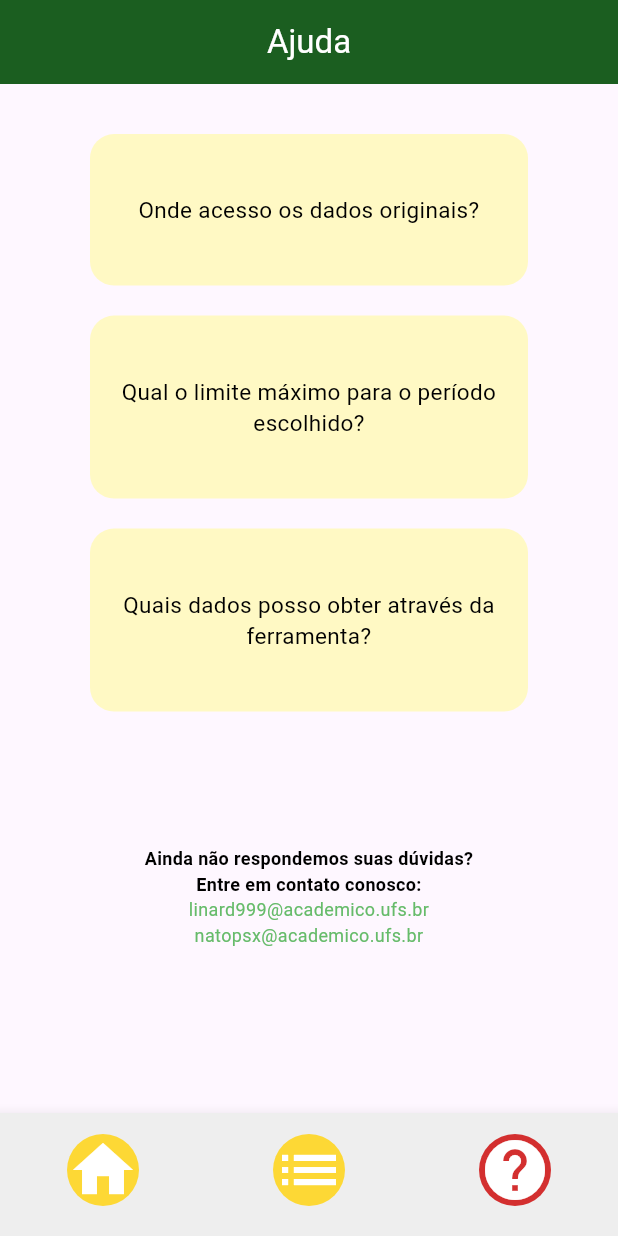
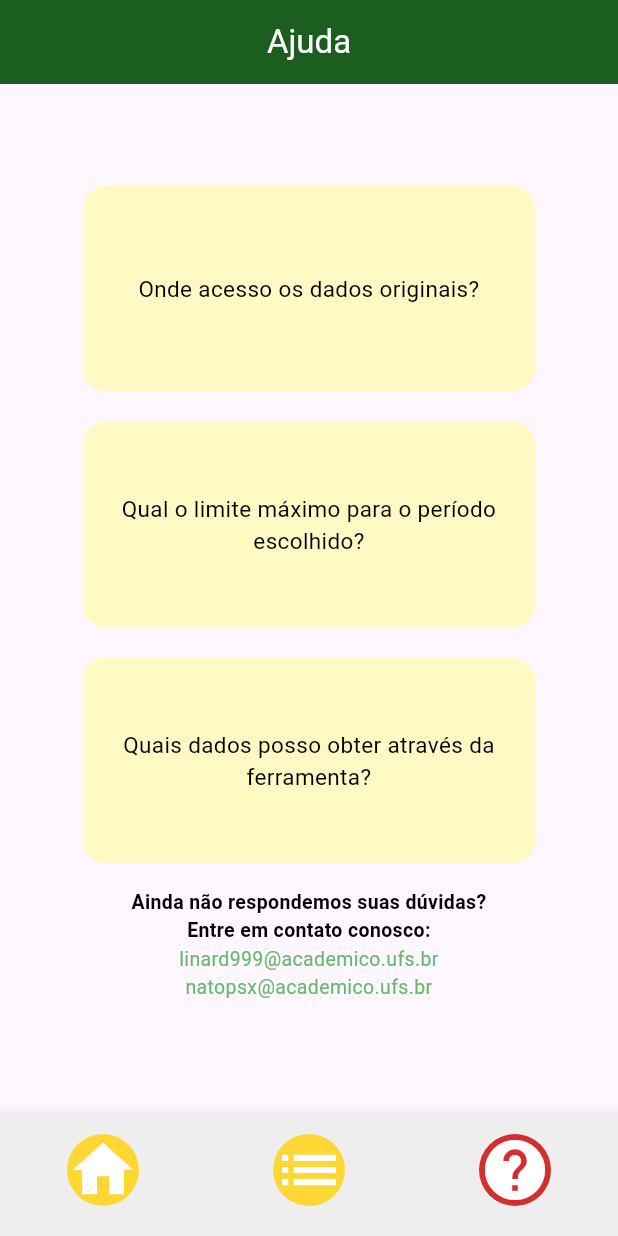
Before and after one commit to linard999/projeto_programacao_dispositivos_moveis, a Flutter app: the screen it shows after launch, item 3 of the bottom bar chosen, on a phone screen of 412 x 824 dp. Run offline on Flutter 3.47's test engine with Material 3 defaults, Android fonts, the phone set to English and light mode, and no system bars.

Commit message:
Melhora na responsividade das telas: ajuda e homepage

```diff
--- a/lib/tela_ajuda.dart
+++ b/lib/tela_ajuda.dart
@@ -10,11 +10,16 @@ class TelaAjuda extends StatefulWidget {
 class _TelaAjudaState extends State<TelaAjuda> {
   @override
   Widget build(BuildContext context) {
+    final contextSize = MediaQuery.of(context).size;
     final List<String>titulos = [
       "Onde acesso os dados originais?",
       "Qual o limite máximo para o período escolhido?",
       "Quais dados posso obter através da ferramenta?",
+      //"Duvida",
+      //"Duvida",
+      //"Duvida",
     ];
+    const int lvsPercent = 55;
 
     return Scaffold(
       appBar: AppBar(
@@ -23,19 +28,22 @@ class _TelaAjudaState extends State<TelaAjuda> {
         foregroundColor: Colors.white,
         backgroundColor: Colors.green.shade900,
       ),
-      body: Column(
+      body: Padding(
+        padding: const EdgeInsets.only(top: 16, bottom: 16, left: 55, right: 55),
+        child: Column(
           mainAxisAlignment: MainAxisAlignment.center,
           children: [
             SizedBox(
-            height: 3 * MediaQuery.of(context).size.height / 5,
+              height: lvsPercent * contextSize.height / 100,
+              child: Scrollbar(
                 child: ListView.builder(
-              padding: const EdgeInsets.only(left: 60, right: 60),
                   itemCount: titulos.length,
                   itemBuilder: (BuildContext context, int index) {
                     return Padding(
-                  padding: const EdgeInsets.only(top: 20),
+                      padding: const EdgeInsets.only(bottom: 20),
                       child: Container(
-                    padding: const EdgeInsets.only(top: 40, bottom: 40, left: 16, right: 16),
+                        height: 50 * contextSize.height / (100 * titulos.length),
+                        padding: const EdgeInsets.only(left: 20, right: 20),
                         decoration: BoxDecoration(
                           color: Colors.yellow.shade100,
                           borderRadius: BorderRadius.circular(16),
@@ -55,8 +63,12 @@ class _TelaAjudaState extends State<TelaAjuda> {
                   },
                 ),
               ),
+            ),
+            const SizedBox(
+              height: 15,
+            ),
             SizedBox(
-            height:  MediaQuery.of(context).size.height / 5,
+              height: 10 * contextSize.height / 100,
               child: Column(
                 children: [
                   const Center(
@@ -64,7 +76,7 @@ class _TelaAjudaState extends State<TelaAjuda> {
                       "Ainda não respondemos suas dúvidas?\nEntre em contato conosco:",
                       style: TextStyle(
                         color: Colors.black,
-                      fontSize: 12,
+                        fontSize: 13,
                         fontWeight: FontWeight.bold,
                       ),
                       textAlign: TextAlign.center,
@@ -75,7 +87,7 @@ class _TelaAjudaState extends State<TelaAjuda> {
                       "linard999@academico.ufs.br\nnatopsx@academico.ufs.br",
                       style: TextStyle(
                         color: Colors.green[400],
-                      fontSize: 12,
+                        fontSize: 13,
                       ),
                       textAlign: TextAlign.center,
                     ),
@@ -85,6 +97,7 @@ class _TelaAjudaState extends State<TelaAjuda> {
             ),
           ],
         ),
+      ),
     );
   }
 }
--- a/lib/tela_home.dart
+++ b/lib/tela_home.dart
@@ -27,11 +27,10 @@ class _TelaHomeState extends State<TelaHome> {
         body: Padding(
           padding: EdgeInsets.only(left: 15 * contextSize.width / 100, right: 15 * contextSize.width / 100),
           child: Column(
+            mainAxisAlignment: MainAxisAlignment.center,
             crossAxisAlignment: CrossAxisAlignment.end,
             children: [
-              SizedBox(
-                height: 20 * contextSize.height / 100,
-                child: IconButton(
+              IconButton(
                 autofocus: false,
                 icon: Icon(
                   Icons.palette,
@@ -41,6 +40,8 @@ class _TelaHomeState extends State<TelaHome> {
                 onPressed: () {
                 },
               ),
+              SizedBox(
+                height: 3 * contextSize.height / 100,
               ),
               SizedBox(
                 height: 60 * contextSize.height / 100,
@@ -48,7 +49,7 @@ class _TelaHomeState extends State<TelaHome> {
                     itemCount: mensagens.length,
                     itemBuilder: (context, index) {
                       return Padding(
-                          padding: const EdgeInsets.only(bottom: 15),
+                          padding: const EdgeInsets.only(bottom: 17),
                           child: Container(
                               height: 16 * contextSize.height / 100,
                               decoration: BoxDecoration(
@@ -59,7 +60,7 @@ class _TelaHomeState extends State<TelaHome> {
                                 padding: const EdgeInsets.all(20.0),
                                 child: Text(mensagens[index],
                                     style:
-                                        const TextStyle(color: Colors.white, fontSize: 15),
+                                        TextStyle(color: Colors.white, fontSize: 1.7 * contextSize.height / 100),
                                     textAlign: TextAlign.center),
                               ))));
                     }),
```
Lines whose indentation alone changed are shown as unchanged.
